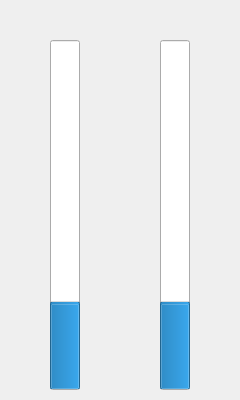
This is src/saturationwidget.ui in cinemaouvert/OPP as Qt 5 draws it before an edit. The edited form follows.
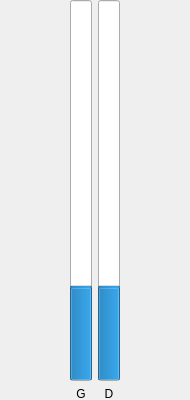
This is the edited form.

Commit message: Essai nouvelle taille widgets - Saturation

Diff of the .ui file:
```diff
--- a/src/saturationwidget.ui
+++ b/src/saturationwidget.ui
@@ -6,25 +6,43 @@
    <rect>
     <x>0</x>
     <y>0</y>
-    <width>240</width>
+    <width>190</width>
     <height>400</height>
    </rect>
   </property>
   <property name="windowTitle">
    <string>Form</string>
   </property>
+  <widget class="QWidget" name="horizontalLayoutWidget">
+   <property name="geometry">
+    <rect>
+     <x>0</x>
+     <y>0</y>
+     <width>191</width>
+     <height>401</height>
+    </rect>
+   </property>
+   <layout class="QHBoxLayout" name="horizontalLayout">
+    <item>
+     <layout class="QGridLayout" name="gridLayout">
+      <item row="0" column="1">
+       <widget class="QProgressBar" name="progressBar_2">
+        <property name="value">
+         <number>24</number>
+        </property>
+        <property name="textVisible">
+         <bool>false</bool>
+        </property>
+        <property name="orientation">
+         <enum>Qt::Vertical</enum>
+        </property>
+       </widget>
+      </item>
+      <item row="0" column="0">
   <widget class="QProgressBar" name="progressBar">
    <property name="enabled">
     <bool>true</bool>
    </property>
-   <property name="geometry">
-    <rect>
-     <x>50</x>
-     <y>40</y>
-     <width>30</width>
-     <height>350</height>
-    </rect>
-   </property>
    <property name="autoFillBackground">
     <bool>true</bool>
    </property>
@@ -41,34 +59,9 @@
     <enum>Qt::Vertical</enum>
    </property>
   </widget>
-  <widget class="QProgressBar" name="progressBar_2">
-   <property name="geometry">
-    <rect>
-     <x>160</x>
-     <y>40</y>
-     <width>30</width>
-     <height>350</height>
-    </rect>
-   </property>
-   <property name="value">
-    <number>24</number>
-   </property>
-   <property name="textVisible">
-    <bool>false</bool>
-   </property>
-   <property name="orientation">
-    <enum>Qt::Vertical</enum>
-   </property>
-  </widget>
+      </item>
+      <item row="1" column="0">
   <widget class="QLabel" name="label">
-   <property name="geometry">
-    <rect>
-     <x>20</x>
-     <y>470</y>
-     <width>31</width>
-     <height>17</height>
-    </rect>
-   </property>
    <property name="text">
     <string>G</string>
    </property>
@@ -76,21 +69,20 @@
     <set>Qt::AlignCenter</set>
    </property>
   </widget>
+      </item>
+      <item row="1" column="1">
   <widget class="QLabel" name="label_2">
-   <property name="geometry">
-    <rect>
-     <x>110</x>
-     <y>470</y>
-     <width>31</width>
-     <height>17</height>
-    </rect>
-   </property>
    <property name="text">
     <string>D</string>
    </property>
    <property name="alignment">
     <set>Qt::AlignCenter</set>
    </property>
+       </widget>
+      </item>
+     </layout>
+    </item>
+   </layout>
   </widget>
  </widget>
  <resources/>
```
Lines whose indentation alone changed are shown as unchanged.
